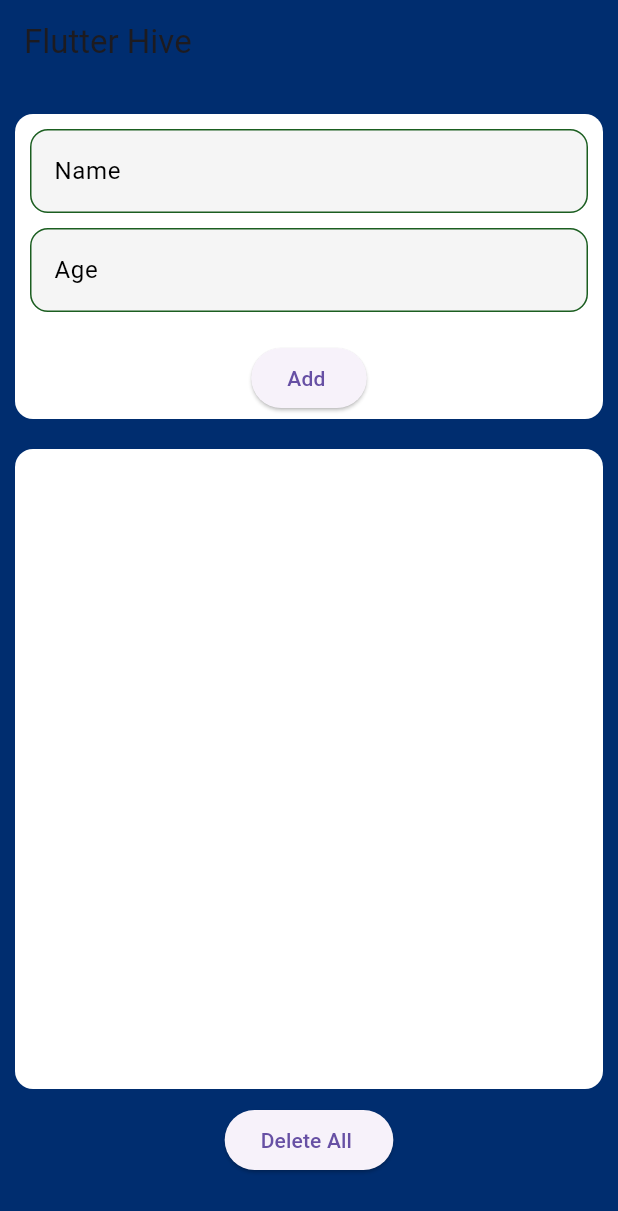
After one commit to TheAbror/SimpleHiveApp, a Flutter app: the screen it shows after launch, on a phone screen of 412 x 824 dp. The commit adds this screen. Shown: the top 1211 px of the screen. Run offline on Flutter 3.47's test engine with Material 3 defaults, Android fonts, the phone set to English and light mode, and no system bars; our stand-ins replace hive, hive_flutter; accounts and stored records are empty.

Commit message:
hive step5 - save/retirieve data

```diff
--- /dev/null
+++ b/lib/presentation/home_page/home_page.dart
@@ -0,0 +1,119 @@
+import 'package:flutter/material.dart';
+import 'package:flutter_hive/presentation/home_page/model/boxes.dart';
+import 'package:flutter_hive/presentation/home_page/model/person.dart';
+import 'package:flutter_hive/presentation/widgets/textfield_decoration.dart';
+
+class HomePage extends StatefulWidget {
+  const HomePage({super.key});
+
+  @override
+  State<HomePage> createState() => _HomePageState();
+}
+
+class _HomePageState extends State<HomePage> {
+  TextEditingController nameController = TextEditingController();
+  TextEditingController ageController = TextEditingController();
+
+  @override
+  Widget build(BuildContext context) {
+    return MaterialApp(
+      home: Scaffold(
+        appBar: AppBar(
+          backgroundColor: const Color.fromARGB(255, 0, 45, 111),
+          title: const Text('Flutter Hive'),
+        ),
+        backgroundColor: const Color.fromARGB(255, 0, 45, 111),
+        body: Column(
+          children: [
+            const SizedBox(height: 10),
+            Expanded(
+              child: Container(
+                margin: const EdgeInsets.all(10),
+                padding: const EdgeInsets.all(10),
+                decoration: BoxDecoration(
+                  color: Colors.white,
+                  borderRadius: BorderRadius.circular(12),
+                ),
+                child: Column(
+                  children: [
+                    TextFormField(
+                      controller: nameController,
+                      textInputAction: TextInputAction.next,
+                      decoration: textfielDecoration('Name'),
+                    ),
+                    const SizedBox(height: 10),
+                    TextFormField(
+                      controller: ageController,
+                      decoration: textfielDecoration('Age'),
+                    ),
+                    const SizedBox(height: 20),
+                    ElevatedButton(
+                      onPressed: () {
+                        setState(() {
+                          boxPersons.put(
+                            'key_${nameController.text}',
+                            Person(
+                              name: nameController.text,
+                              age: int.parse(ageController.text),
+                            ),
+                          );
+                          nameController.text = '';
+                          ageController.text = '';
+                        });
+                      },
+                      child: const Text('Add '),
+                    ),
+                  ],
+                ),
+              ),
+            ),
+            Expanded(
+              flex: 2,
+              child: Container(
+                margin: const EdgeInsets.all(10),
+                decoration: BoxDecoration(
+                  color: Colors.white,
+                  borderRadius: BorderRadius.circular(12),
+                ),
+                child: Column(
+                  children: [
+                    ListView.builder(
+                      shrinkWrap: true,
+                      itemCount: boxPersons.length,
+                      itemBuilder: (context, index) {
+                        Person person = boxPersons.getAt(index);
+
+                        return ListTile(
+                          title: const Text('Name'),
+                          subtitle: Text(person.name),
+                          trailing: Text('Age: ${person.age}'),
+                          leading: IconButton(
+                            onPressed: () {
+                              setState(() {
+                                boxPersons.deleteAt(index);
+                              });
+                            },
+                            icon: const Icon(Icons.remove),
+                          ),
+                        );
+                      },
+                    ),
+                  ],
+                ),
+              ),
+            ),
+            ElevatedButton(
+              onPressed: () {
+                setState(() {
+                  boxPersons.clear();
+                });
+              },
+              child: const Text('Delete All '),
+            ),
+            const SizedBox(height: 40),
+          ],
+        ),
+      ),
+    );
+  }
+}
```
Also changed, not shown: lib/main.dart (+3 -66 lines), 6 other files.
